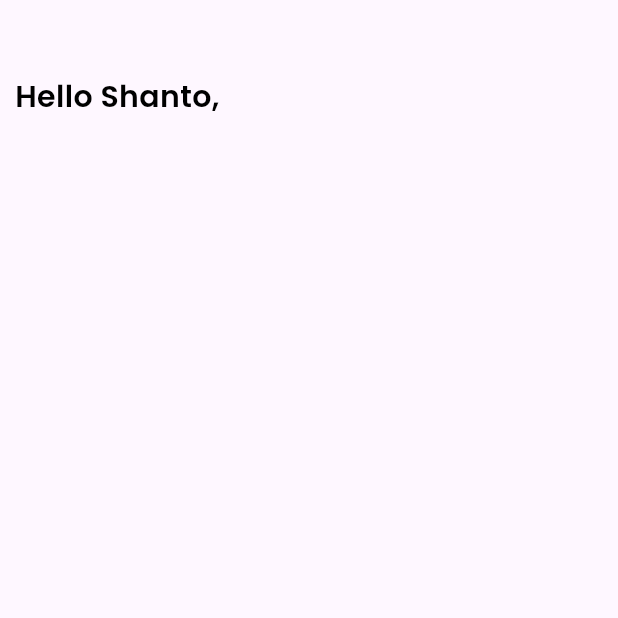
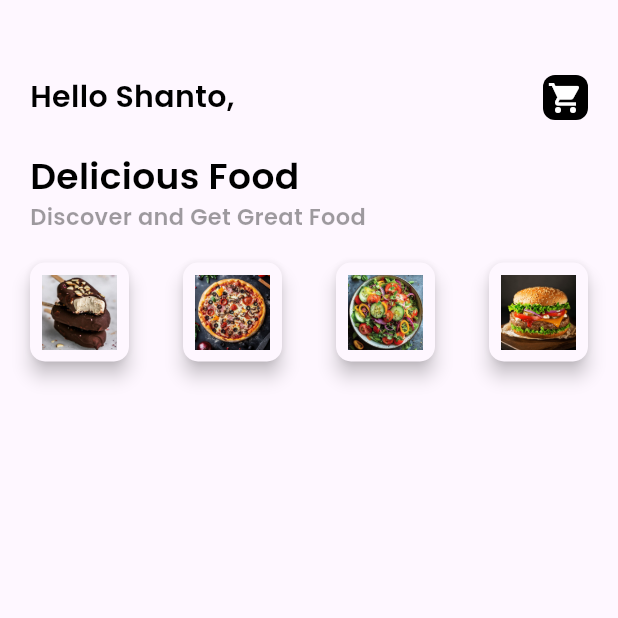
Before and after one commit to shanto-nath/final-project-section-2-Group-1, a Flutter app: the screen it shows after launch, on a phone screen of 412 x 824 dp, the top half of it. Run offline on Flutter 3.47's test engine with Material 3 defaults, Android fonts, the phone set to English and light mode, and no system bars.

Commit message:
Adding Items

```diff
--- a/lib/pages/home.dart
+++ b/lib/pages/home.dart
@@ -13,14 +13,75 @@ class _HomeState extends State<Home> {
   Widget build(BuildContext context) {
     return Scaffold(
       body : Container(
-        margin: EdgeInsets.only(top: 50,left: 10,right: 10),
-        child: Column(children: [
-        Text("Hello Shanto,",
-         style: AppWidget.boldTextFieldStyle()
-         )
+        margin: EdgeInsets.only(top: 50,left: 20,right: 20),
+        child: Column(
+          crossAxisAlignment: CrossAxisAlignment.start,
+          children: [
+        Row(
+          mainAxisAlignment: MainAxisAlignment.spaceBetween,
+          children: [
+            Text(
+              "Hello Shanto,",
+              style: AppWidget.boldTextFieldStyle()
+             ),
+             Container(
+              padding: EdgeInsets.all(3),
+              decoration: BoxDecoration(color: Colors.black, borderRadius: BorderRadius.circular(8)),
+              child: Icon(Icons.shopping_cart, color: Colors.white,),
+          ),
+
+          ],
+        ),
+        SizedBox(height: 20.0,),
+        Text(
+              "Delicious Food",
+              style: AppWidget.HeadlineTextFieldStyle()
+             ),
+        Text(
+            "Discover and Get Great Food",
+              style: AppWidget.LightTextFieldStyle()),
+              SizedBox(height: 20.0,),
+              Row(
+                mainAxisAlignment: MainAxisAlignment.spaceBetween,
+                children: [
+                Material(
+                  elevation: 5.0,
+                  borderRadius: BorderRadius.circular(10),
+                  child: Container(
+                    padding: EdgeInsets.all(8),
+                    child: Image.asset('images/ice-cream.png', height: 50,width: 50, fit: BoxFit.cover,),
+                  ),
+                ),
+                 Material(
+                  elevation: 5.0,
+                  borderRadius: BorderRadius.circular(10),
+                  child: Container(
+                    padding: EdgeInsets.all(8),
+                    child: Image.asset('images/pizza.png', height: 50,width: 50, fit: BoxFit.cover,),
+                  ),
+                ),
+                 Material(
+                  elevation: 5.0,
+                  borderRadius: BorderRadius.circular(10),
+                  child: Container(
+                    padding: EdgeInsets.all(8),
+                    child: Image.asset('images/salad.png', height: 50,width: 50, fit: BoxFit.cover,),
+                  ),
+                ),
+                 Material(
+                  elevation: 5.0,
+                  borderRadius: BorderRadius.circular(10),
+                  child: Container(
+                    padding: EdgeInsets.all(8),
+                    child: Image.asset('images/burger.png', height: 50,width: 50, fit: BoxFit.cover,),
+                  ),
+                ),
+              ],)
       ],
       ),
       ),
     );
+
   }
+
 }
--- a/lib/widget/widget_support.dart
+++ b/lib/widget/widget_support.dart
@@ -6,6 +6,23 @@ class AppWidget {
       color: Colors.black,
       fontSize: 20.0,
       fontWeight: FontWeight.bold,
-      fontFamily: 'Poppins');
+      fontFamily: 'Poppins',
+    );
+  }
+
+  static TextStyle HeadlineTextFieldStyle() {
+    return TextStyle(
+      color: Colors.black,
+      fontSize: 24.0,
+      fontWeight: FontWeight.bold,
+      fontFamily: 'Poppins',);
+  }
+
+    static TextStyle LightTextFieldStyle() {
+    return TextStyle(
+      color: Colors.black38,
+      fontSize: 15.0,
+      fontWeight: FontWeight.w500,
+      fontFamily: 'Poppins',);
   }
 }
--- a/pubspec.yaml
+++ b/pubspec.yaml
@@ -58,8 +58,8 @@ flutter:
   uses-material-design: true
 
   # To add assets to your application, add an assets section, like this:
-  # assets:
-  #   - images/a_dot_burr.jpeg
+  assets:
+     - images/
   #   - images/a_dot_ham.jpeg
 
   # An image asset can refer to one or more resolution-specific "variants", see
```
Also changed, not shown: images/burger.png (added), images/ice-cream.png (added), images/pizza.png (added), images/salad.png (added).
